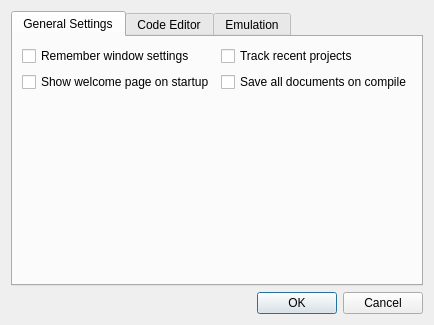
This is environmentsettingsdialog.ui in christopherpow/nesicide as Qt 5 draws it before an edit. The edited form follows.
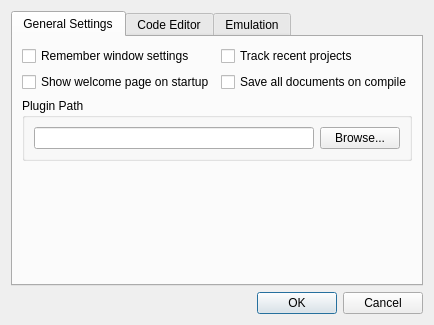
This is the edited form. Icons and pictures are not drawn.

The edit to the form file:
```diff
--- a/environmentsettingsdialog.ui
+++ b/environmentsettingsdialog.ui
@@ -6,7 +6,7 @@
    <rect>
     <x>0</x>
     <y>0</y>
-    <width>383</width>
+    <width>389</width>
     <height>325</height>
    </rect>
   </property>
@@ -38,7 +38,7 @@
          </property>
         </widget>
        </item>
-       <item row="2" column="0" colspan="2">
+       <item row="3" column="0" colspan="2">
         <spacer name="verticalSpacer">
          <property name="orientation">
           <enum>Qt::Vertical</enum>
@@ -65,6 +65,29 @@
          </property>
         </widget>
        </item>
+       <item row="2" column="0" colspan="2">
+        <widget class="QGroupBox" name="groupBox_2">
+         <property name="title">
+          <string>Plugin Path</string>
+         </property>
+         <layout class="QHBoxLayout" name="horizontalLayout">
+          <item>
+           <widget class="QLineEdit" name="PluginPathEdit"/>
+          </item>
+          <item>
+           <widget class="QPushButton" name="PluginPathButton">
+            <property name="text">
+             <string>Browse...</string>
+            </property>
+            <property name="icon">
+             <iconset resource="resource.qrc">
+              <normaloff>:/resources/document-open.svg</normaloff>:/resources/document-open.svg</iconset>
+            </property>
+           </widget>
+          </item>
+         </layout>
+        </widget>
+       </item>
       </layout>
      </widget>
      <widget class="QWidget" name="tab_2">
```
Left out of the diff: 4 changed lines with no effect on the pictures.
